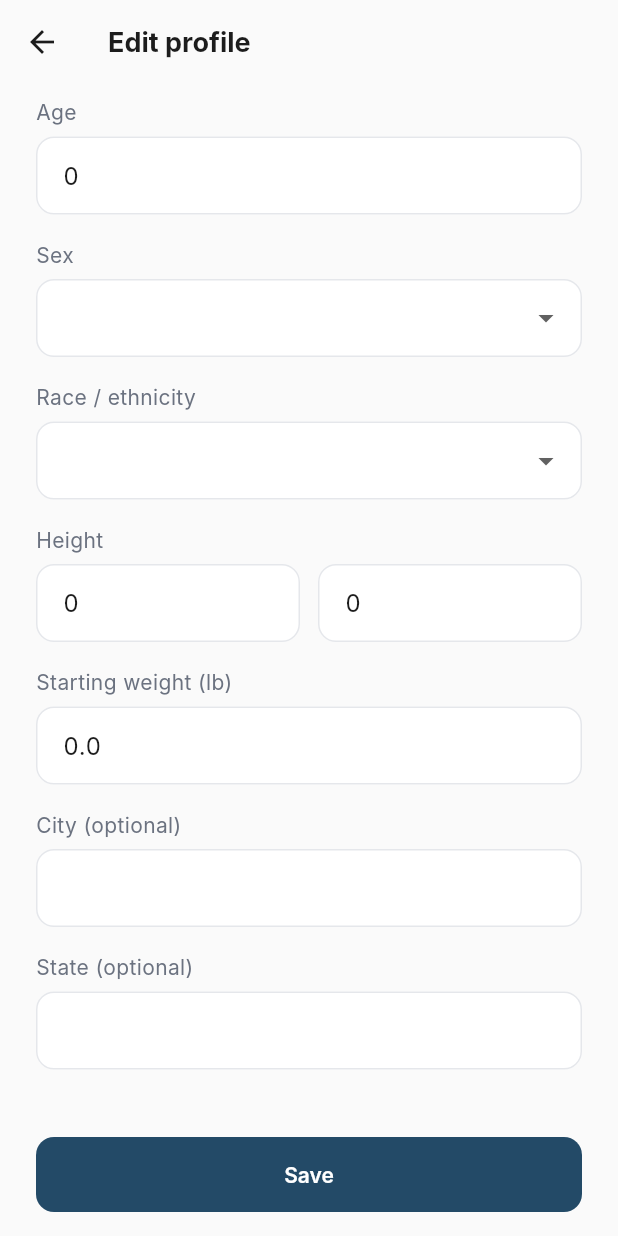
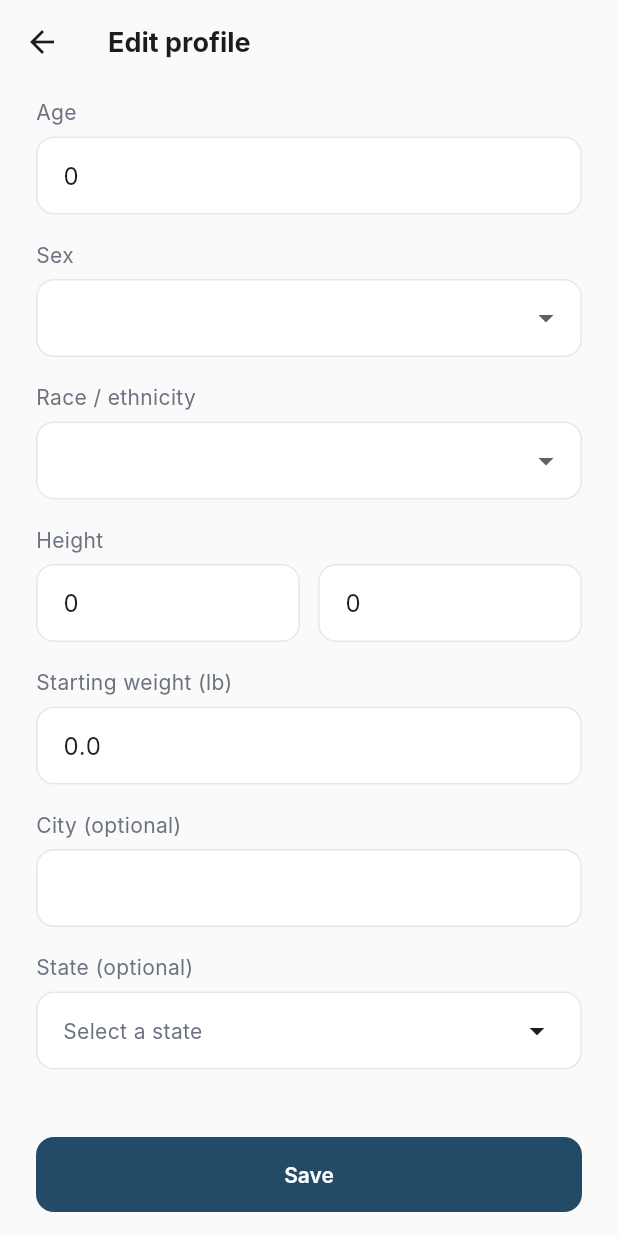
Before and after one commit to Oregon-Blockchain-Group/trial-weave, a Flutter app: the EditProfileScreen screen opened by its route, on a phone screen of 412 x 824 dp. Run offline on Flutter 3.47's test engine with Material 3 defaults, Android fonts, the phone set to English and light mode, and no system bars; our stand-ins replace fl_chart, flutter_dotenv, flutter_riverpod, go_router, supabase_flutter; accounts and stored records are empty; network calls fail; Roboto replaces fonts that are missing (Inter).

Commit message:
created state selector component

```diff
--- /dev/null
+++ b/src/lib/frontend/components/inputs/state_picker_field.dart
@@ -0,0 +1,98 @@
+import 'package:flutter/cupertino.dart';
+import 'package:flutter/material.dart';
+
+import '../../../core/theme.dart';
+
+const kUsStates = <String>[
+  'Alabama', 'Alaska', 'Arizona', 'Arkansas', 'California', 'Colorado',
+  'Connecticut', 'Delaware', 'Florida', 'Georgia', 'Hawaii', 'Idaho',
+  'Illinois', 'Indiana', 'Iowa', 'Kansas', 'Kentucky', 'Louisiana',
+  'Maine', 'Maryland', 'Massachusetts', 'Michigan', 'Minnesota',
+  'Mississippi', 'Missouri', 'Montana', 'Nebraska', 'Nevada',
+  'New Hampshire', 'New Jersey', 'New Mexico', 'New York',
+  'North Carolina', 'North Dakota', 'Ohio', 'Oklahoma', 'Oregon',
+  'Pennsylvania', 'Rhode Island', 'South Carolina', 'South Dakota',
+  'Tennessee', 'Texas', 'Utah', 'Vermont', 'Virginia', 'Washington',
+  'West Virginia', 'Wisconsin', 'Wyoming', 'District of Columbia',
+];
+
+class StatePickerField extends StatelessWidget {
+  const StatePickerField({
+    super.key,
+    required this.value,
+    required this.onChanged,
+    this.placeholder = 'Select a state',
+  });
+
+  final String? value;
+  final ValueChanged<String> onChanged;
+  final String placeholder;
+
+  Future<void> _open(BuildContext context) async {
+    final start = (value == null) ? 0 : kUsStates.indexOf(value!);
+    int selected = start < 0 ? 0 : start;
+    await showCupertinoModalPopup<void>(
+      context: context,
+      builder: (ctx) => Container(
+        height: 280,
+        color: CupertinoColors.systemBackground.resolveFrom(ctx),
+        child: SafeArea(
+          top: false,
+          child: Column(
+            children: [
+              Row(
+                mainAxisAlignment: MainAxisAlignment.spaceBetween,
+                children: [
+                  CupertinoButton(
+                    onPressed: () => Navigator.of(ctx).pop(),
+                    child: const Text('Cancel'),
+                  ),
+                  CupertinoButton(
+                    onPressed: () {
+                      onChanged(kUsStates[selected]);
+                      Navigator.of(ctx).pop();
+                    },
+                    child: const Text('Done'),
+                  ),
+                ],
+              ),
+              Expanded(
+                child: CupertinoPicker(
+                  scrollController:
+                      FixedExtentScrollController(initialItem: selected),
+                  itemExtent: 36,
+                  onSelectedItemChanged: (i) => selected = i,
+                  children: [
+                    for (final s in kUsStates) Center(child: Text(s)),
+                  ],
+                ),
+              ),
+            ],
+          ),
+        ),
+      ),
+    );
+  }
+
+  @override
+  Widget build(BuildContext context) {
+    final empty = value == null || value!.isEmpty;
+    return InkWell(
+      onTap: () => _open(context),
+      child: InputDecorator(
+        decoration: const InputDecoration(),
+        child: Row(
+          children: [
+            Expanded(
+              child: Text(
+                empty ? placeholder : value!,
+                style: empty ? AppText.bodyMuted : null,
+              ),
+            ),
+            const Icon(Icons.arrow_drop_down, color: AppColors.inkBlack),
+          ],
+        ),
+      ),
+    );
+  }
+}
--- a/src/lib/frontend/screens/profile/edit_profile_screen.dart
+++ b/src/lib/frontend/screens/profile/edit_profile_screen.dart
@@ -7,6 +7,7 @@ import '../../../backend/providers/auth_state_provider.dart';
 import '../../../backend/providers/repositories_providers.dart';
 import '../../../core/theme.dart';
 import '../../components/dialogs/reason_dialog.dart';
+import '../../components/inputs/state_picker_field.dart';
 
 class EditProfileScreen extends ConsumerStatefulWidget {
   const EditProfileScreen({super.key});
@@ -305,7 +306,11 @@ class _EditProfileScreenState extends ConsumerState<EditProfileScreen> {
                             TextFormField(controller: _city),
                             const SizedBox(height: 16),
                             _Label('State (optional)'),
-                            TextFormField(controller: _state),
+                            StatePickerField(
+                              value: _state.text.isEmpty ? null : _state.text,
+                              onChanged: (s) =>
+                                  setState(() => _state.text = s),
+                            ),
                             if (_error != null) ...[
                               const SizedBox(height: 16),
                               Container(
```
